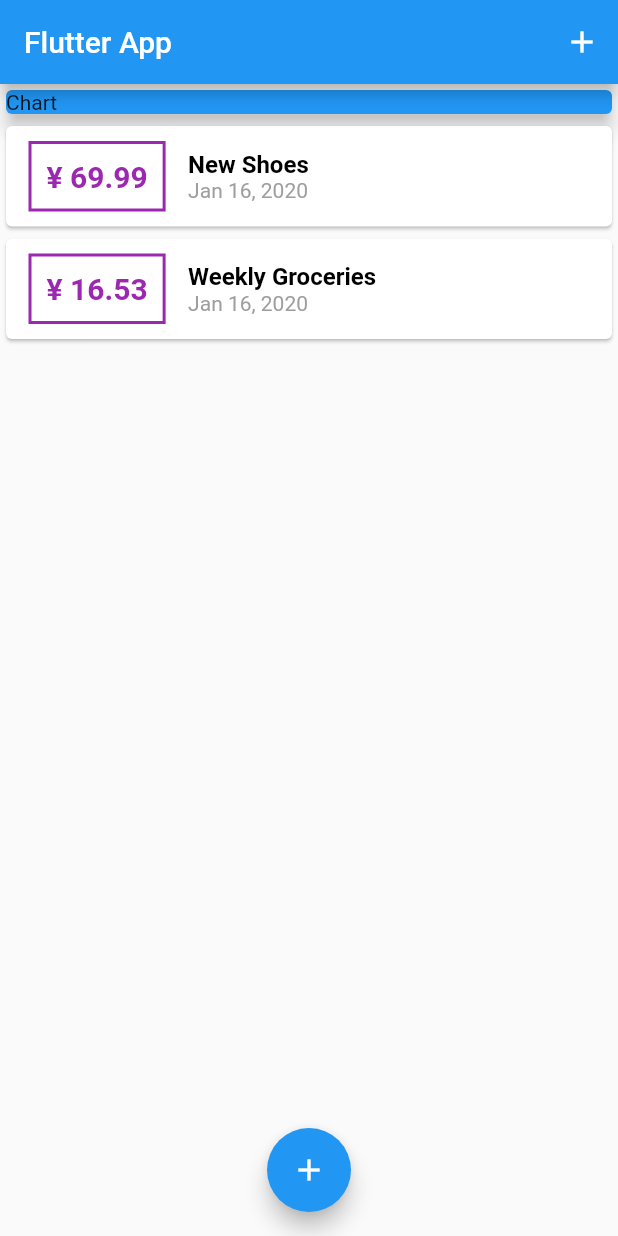
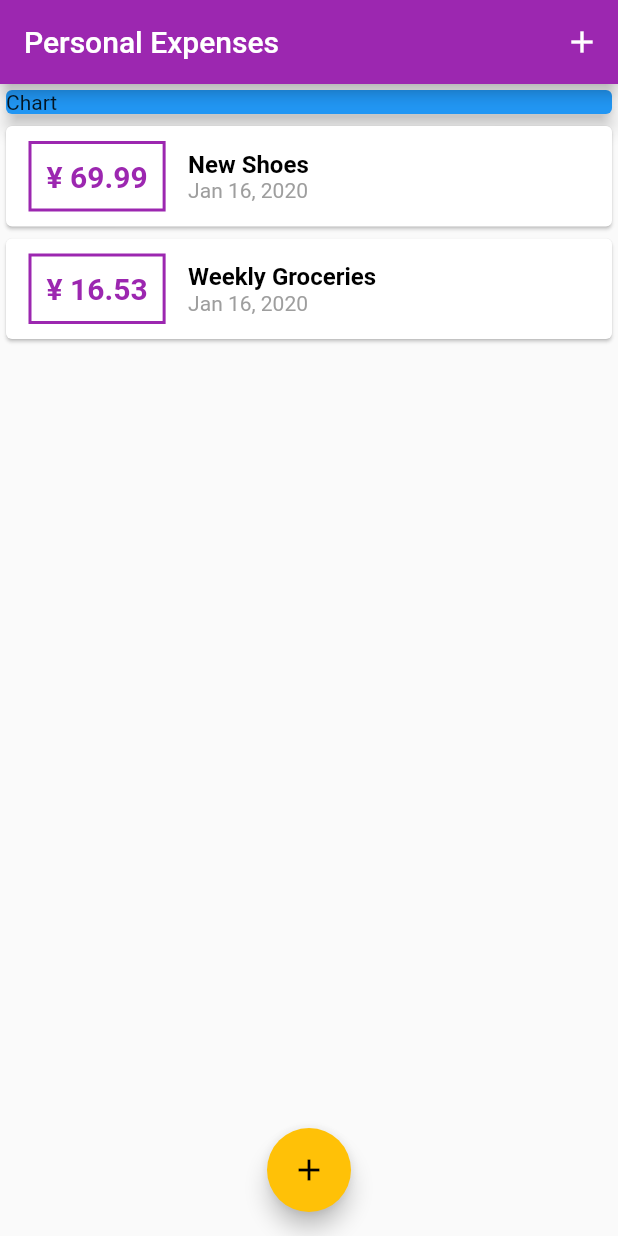
Before and after one commit to cin-derella/flutter_expense_planner, a Flutter app: the screen it shows after launch, on a phone screen of 412 x 824 dp. Run offline on Flutter 3.47's test engine with Material 2 defaults, Android fonts, the phone set to English and light mode, and no system bars.

Commit message:
use themes

```diff
--- a/lib/main.dart
+++ b/lib/main.dart
@@ -10,7 +10,11 @@ class MyApp extends StatelessWidget {
   @override
   Widget build(BuildContext context) {
     return MaterialApp(
-      title: 'Flutter Demo',
+      title: 'Personal Expenses',
+      theme: ThemeData(
+        primarySwatch: Colors.purple,
+        accentColor: Colors.amber,
+      ),
       home: MyHomePage(),
     );
   }
@@ -69,7 +73,7 @@ class _MyHomePageState extends State<MyHomePage> {
   Widget build(BuildContext context) {
     return Scaffold(
       appBar: AppBar(
-        title: Text('Flutter App'),
+        title: Text('Personal Expenses'),
         actions: <Widget>[
           IconButton(
             icon: Icon(Icons.add),
--- a/lib/widgets/transaction_list.dart
+++ b/lib/widgets/transaction_list.dart
@@ -23,7 +23,7 @@ class TransactionList extends StatelessWidget {
                           ),
                           decoration: BoxDecoration(
                             border: Border.all(
-                              color: Colors.purple,
+                              color: Theme.of(context).primaryColor,
                               width: 2,
                             ),
                           ),
@@ -33,7 +33,7 @@ class TransactionList extends StatelessWidget {
                             style: TextStyle(
                               fontWeight: FontWeight.bold,
                               fontSize: 20,
-                              color: Colors.purple,
+                              color: Theme.of(context).primaryColor,
                             ),
                           ),
                         ),
```
